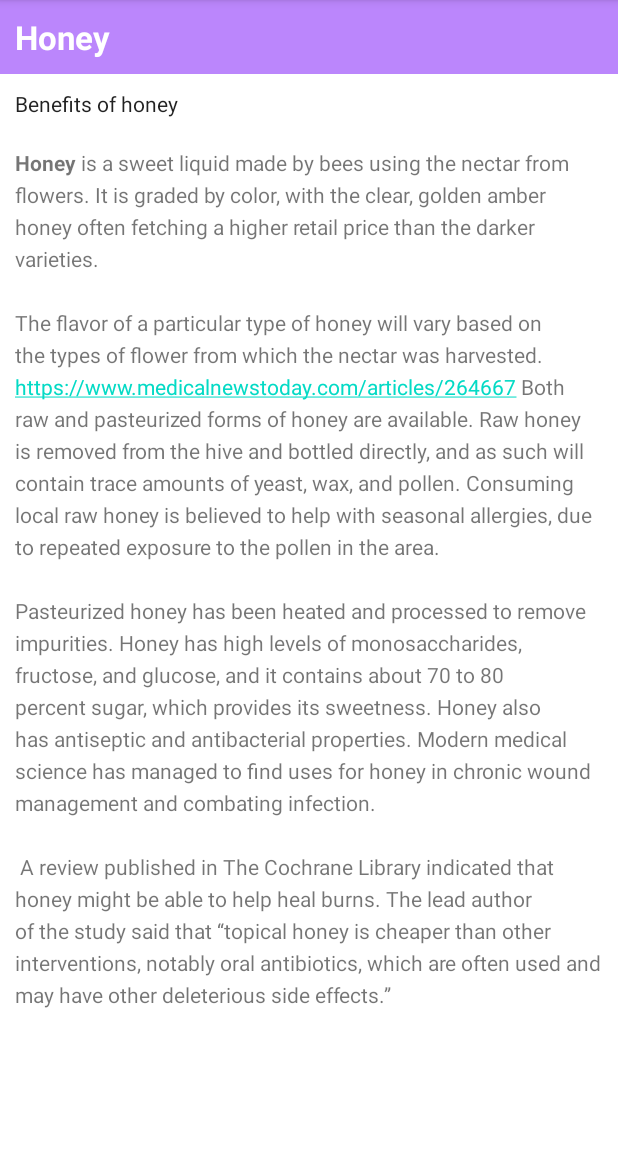
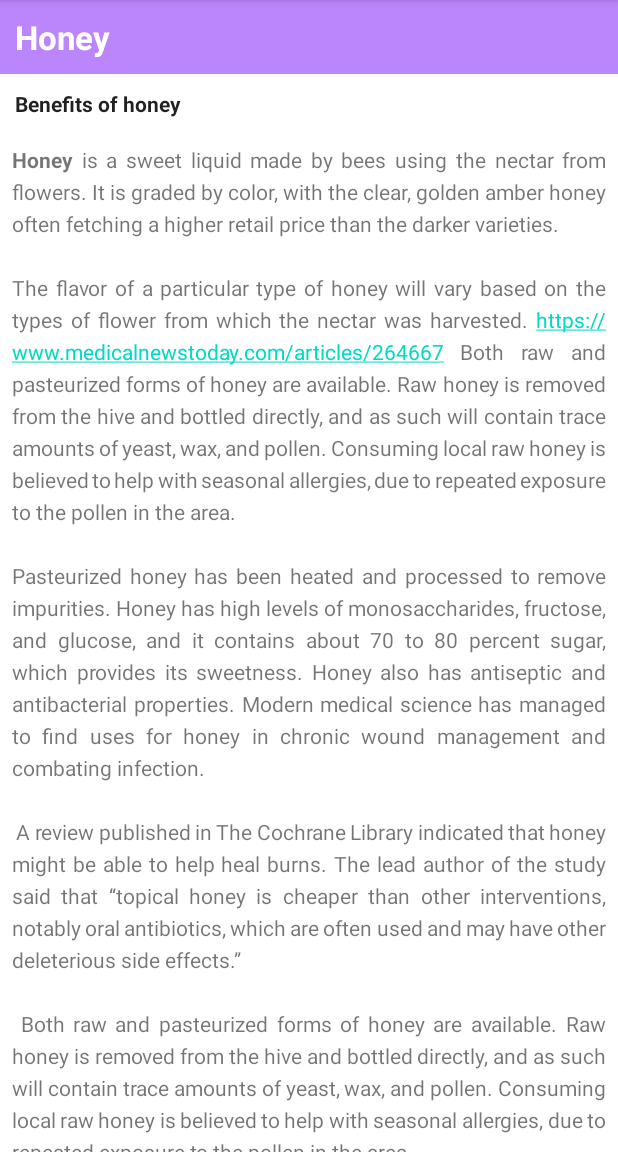
Before and after one commit to SamX007/Scrolling-Text, an Android app: the screen it shows after launch (MainActivity), on a phone screen of 412 x 824 dp, the part 84-1236 px from its top. Run offline under Robolectric (Android 15) with nearby library versions, the phone set to English and light mode, and no system bars.

Commit message:
Scrolling text completed

```diff
--- a/app/src/main/res/layout/activity_main.xml
+++ b/app/src/main/res/layout/activity_main.xml
@@ -1,3 +1,4 @@
+<?xml version="1.0" encoding="utf-8"?>
 <RelativeLayout xmlns:android="http://schemas.android.com/apk/res/android"
     xmlns:tools="http://schemas.android.com/tools"
     android:layout_width="match_parent"
@@ -5,41 +6,44 @@
     tools:context=".MainActivity">
 
     <TextView
-        android:id="@+id/article_heading"
+        android:id="@+id/article_title"
         android:layout_width="match_parent"
         android:layout_height="wrap_content"
         android:background="@color/purple_200"
         android:padding="@dimen/padding_regular"
         android:text="@string/article_title"
-        android:textAppearance=
-            "@android:style/TextAppearance.DeviceDefault.Large"
+        android:textAppearance="@android:style/TextAppearance.DeviceDefault.Large"
         android:textColor="@android:color/white"
         android:textStyle="bold" />
+
+    <ScrollView
+        android:layout_width="wrap_content"
+        android:layout_height="wrap_content"
+        android:layout_below="@id/article_title">
+
+        <LinearLayout
+            android:layout_width="match_parent"
+            android:layout_height="wrap_content"
+            android:orientation="vertical">
 
             <TextView
                 android:id="@+id/article_subheading"
                 android:layout_width="match_parent"
                 android:layout_height="wrap_content"
-        android:layout_below="@id/article_heading"
                 android:padding="@dimen/padding_regular"
                 android:text="@string/article_subtitle"
-        android:textAppearance=
-            "@android:style/TextAppearance.DeviceDefault" />
-
-    <ScrollView
-        android:layout_width="wrap_content"
-        android:layout_height="wrap_content"
-        android:layout_below="@id/article_subheading">
+                android:textAppearance="@android:style/TextAppearance.DeviceDefault"
+                android:textStyle="bold" />
 
             <TextView
                 android:id="@+id/article"
                 android:layout_width="wrap_content"
                 android:layout_height="wrap_content"
+                android:layout_margin="@dimen/margin_regular"
                 android:autoLink="web"
+                android:justificationMode="inter_word"
                 android:lineSpacingExtra="@dimen/line_spacing"
-            android:padding="@dimen/padding_regular"
                 android:text="@string/article_text" />
-
+        </LinearLayout>
     </ScrollView>
-
 </RelativeLayout>
--- a/app/src/main/res/values/strings.xml
+++ b/app/src/main/res/values/strings.xml
@@ -7,6 +7,7 @@
 https://www.medicalnewstoday.com/articles/264667
 Both raw and pasteurized forms of honey are available. Raw honey is removed from the hive and bottled directly, and as such will contain trace amounts of yeast, wax, and pollen. Consuming local raw honey is believed to help with seasonal allergies, due to repeated exposure to the pollen in the area.\n\nPasteurized honey has been heated and processed to remove impurities.
 Honey has high levels of monosaccharides, fructose, and glucose, and it contains about 70 to 80 percent sugar, which provides its sweetness. Honey also has antiseptic and antibacterial properties. Modern medical science has managed to find uses for honey in chronic wound management and combating infection.\n\n
-        A review published in The Cochrane Library indicated that honey might be able to help heal burns. The lead author of the study said that “topical honey is cheaper than other interventions, notably oral antibiotics, which are often used and may have other deleterious side effects.”
+        A review published in The Cochrane Library indicated that honey might be able to help heal burns. The lead author of the study said that “topical honey is cheaper than other interventions, notably oral antibiotics, which are often used and may have other deleterious side effects.”\n\n
+        Both raw and pasteurized forms of honey are available. Raw honey is removed from the hive and bottled directly, and as such will contain trace amounts of yeast, wax, and pollen. Consuming local raw honey is believed to help with seasonal allergies, due to repeated exposure to the pollen in the area.\n\nPasteurized honey has been heated and processed to remove impurities.
     </string>
 </resources>
```
Also changed, not shown: app/src/main/res/drawable/task.gif (added), 1 other file. Lines whose indentation alone changed are shown as unchanged.
